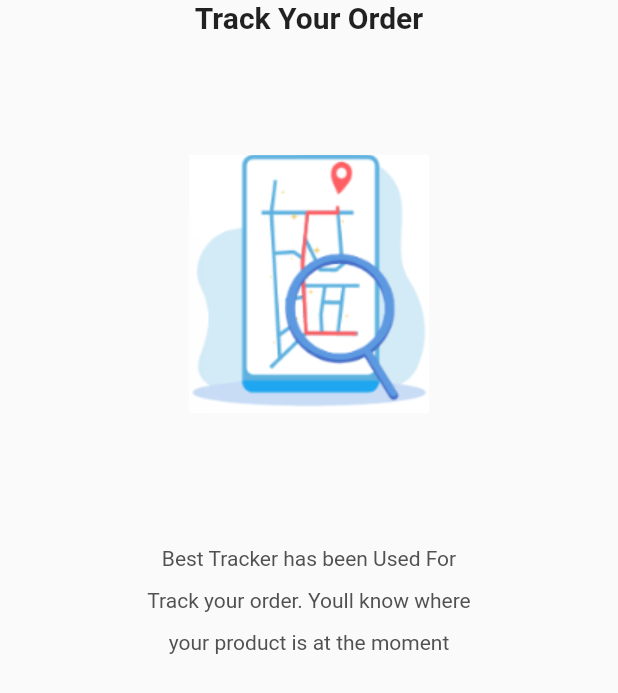
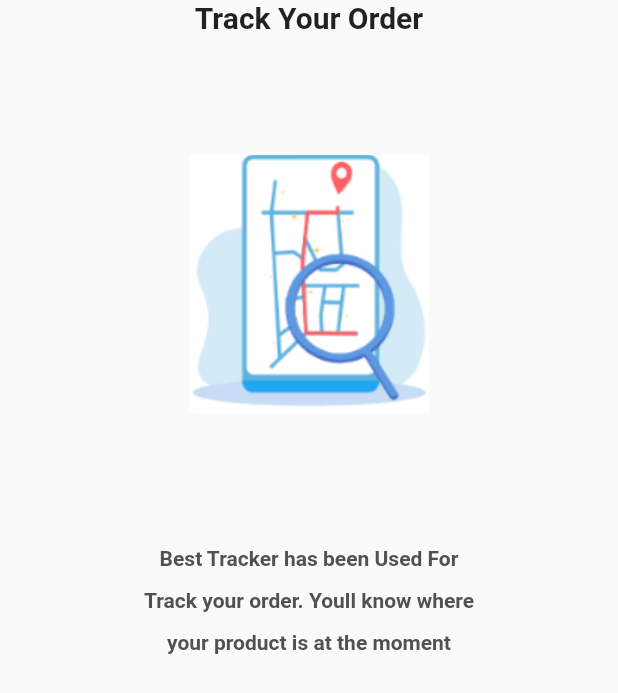
Before and after one commit to smgr9/ecommerce_app, a Flutter app: the screen it shows after launch, swiped to page 3, on a phone screen of 412 x 824 dp. Shown: the top 693 px of the screen. Run offline on Flutter 3.47's test engine with Material 2 defaults, Android fonts, the phone set to English and light mode, and no system bars; our stand-ins replace get; project files that could hold a hidden picture were left out.

```diff
--- a/lib/view/screen/onBoarding.dart
+++ b/lib/view/screen/onBoarding.dart
@@ -36,7 +36,7 @@ class OnBoarding extends StatelessWidget {
                         color: AppColor.grey,
                         height: 2,
                         // fontSize: 20,
-                        // fontWeight: FontWeight.bold,
+                        fontWeight: FontWeight.w600,
                       ),
                     ),
                   ),
```
Also changed, not shown: pubspec.yaml (+6 -1 lines), assets/fonts/times/times_0.ttf (added), assets/fonts/times/timesbd_0.ttf (added), assets/fonts/times/timesbi_0.ttf (added), assets/fonts/times/timesi_0.ttf (added).
